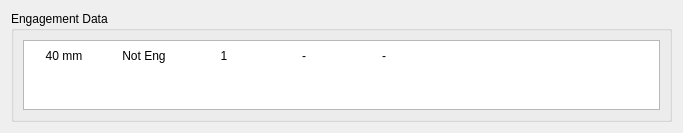
Before: the Qt Designer form src/view/panel/wap/frame_engage_data.ui in MiftahSalam/FA-FCS-2020-HMI, drawn with Qt 5.
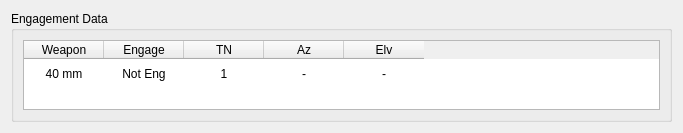
After: the same form once the commit is applied.

Commit message: show header frame engage Data

The edit to the form file:
```diff
--- a/src/view/panel/wap/frame_engage_data.ui
+++ b/src/view/panel/wap/frame_engage_data.ui
@@ -62,7 +62,7 @@
          <bool>false</bool>
         </property>
         <attribute name="horizontalHeaderVisible">
-         <bool>false</bool>
+         <bool>true</bool>
         </attribute>
         <attribute name="horizontalHeaderMinimumSectionSize">
          <number>25</number>
```
